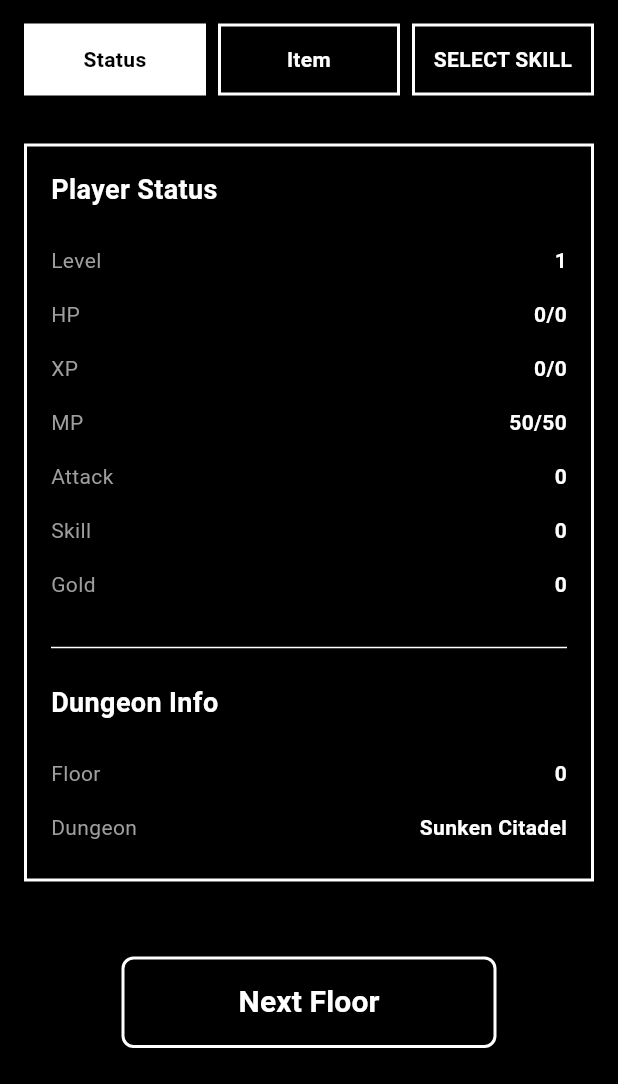
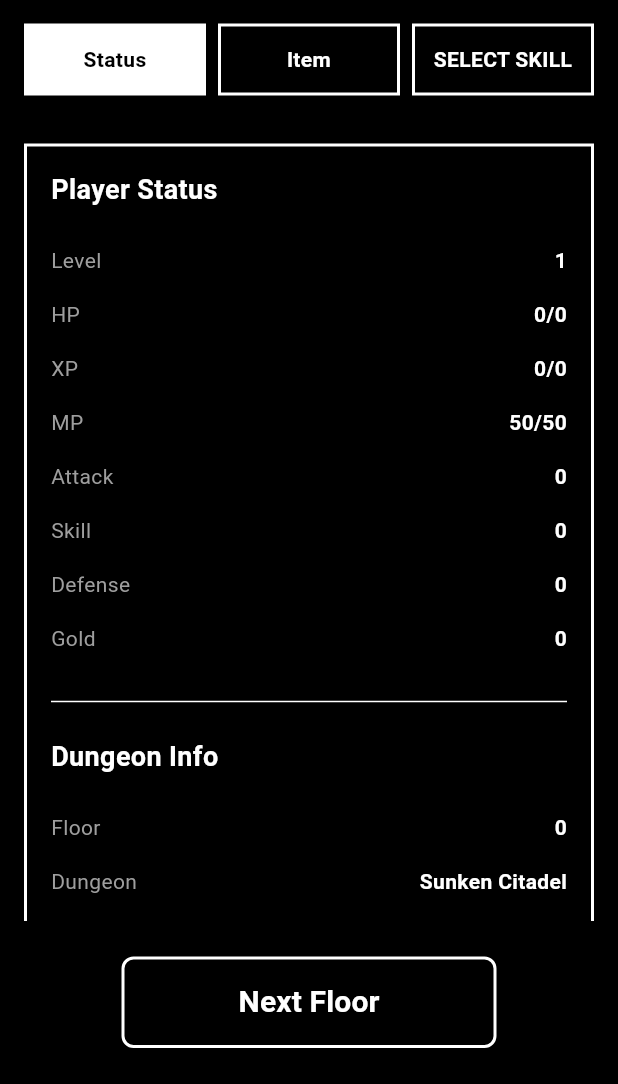
Before and after one commit to Samestora/Penuhan, a Flutter app: the RestingScreen screen opened directly with empty values, on a phone screen of 412 x 824 dp, the part 152-1236 px from its top. Run offline on Flutter 3.47's test engine with Material 3 defaults, Android fonts, the phone set to English and light mode, and no system bars; our stand-ins replace file_picker, hive, hive_flutter, package_info_plus; missing offline and left inert: flame, flutter_soloud; accounts and stored records are empty; Roboto replaces fonts that are missing (Unifont).

Commit message:
Update adding defense stat on player and monster, implementing defense stat on take damage, change implementation of item stat boost, adding more variation of items, and change to one time purchase for item stat boost

```diff
--- a/lib/core/models/item.dart
+++ b/lib/core/models/item.dart
@@ -12,6 +12,7 @@ class Item {
   final int? mpRestore;
   final int? attackBoost;
   final int? skillBoost;
+  final int? defenseBoost;
 
   const Item({
     required this.id,
@@ -22,7 +23,15 @@ class Item {
     this.mpRestore,
     this.attackBoost,
     this.skillBoost,
+    this.defenseBoost,
   });
+
+  // Check if item is a stat boost (passive) item
+  bool get isPassiveBoost =>
+      attackBoost != null || skillBoost != null || defenseBoost != null;
+
+  // Check if item is a usable consumable (potion)
+  bool get isConsumable => hpRestore != null || mpRestore != null;
 
   // Get localized name
   String getLocalizedName(BuildContext context) {
@@ -38,6 +47,12 @@ class Item {
         return l10n.itemAttackScrollName;
       case 'skill_scroll':
         return l10n.itemSkillScrollName;
+      case 'defense_scroll':
+        return l10n.itemDefenseScrollName;
+      case 'grand_attack_scroll':
+        return l10n.itemGrandAttackScrollName;
+      case 'focus_scroll':
+        return l10n.itemFocusScrollName;
       default:
         return name;
     }
@@ -57,6 +72,12 @@ class Item {
         return l10n.itemAttackScrollDesc;
       case 'skill_scroll':
         return l10n.itemSkillScrollDesc;
+      case 'defense_scroll':
+        return l10n.itemDefenseScrollDesc;
+      case 'grand_attack_scroll':
+        return l10n.itemGrandAttackScrollDesc;
+      case 'focus_scroll':
+        return l10n.itemFocusScrollDesc;
       default:
         return description;
     }
@@ -103,6 +124,30 @@ class Item {
     skillBoost: 5,
   );
 
+  static const defenseScroll = Item(
+    id: 'defense_scroll',
+    name: 'Defense Scroll',
+    description: 'Permanently increases Defense by 5',
+    type: ItemType.consumable,
+    defenseBoost: 5,
+  );
+
+  static const grandAttackScroll = Item(
+    id: 'grand_attack_scroll',
+    name: 'Blade Manual',
+    description: 'Permanently increases Attack by 10',
+    type: ItemType.consumable,
+    attackBoost: 10,
+  );
+
+  static const focusScroll = Item(
+    id: 'focus_scroll',
+    name: 'Focus Scroll',
+    description: 'Permanently increases Skill by 8',
+    type: ItemType.consumable,
+    skillBoost: 8,
+  );
+
   // List of all items for lookup
   static const allItems = [
     healthPotion,
@@ -110,6 +155,9 @@ class Item {
     mpPotion,
     attackScroll,
     skillScroll,
+    defenseScroll,
+    grandAttackScroll,
+    focusScroll,
   ];
 }
 
@@ -126,6 +174,9 @@ class ShopItem {
     ShopItem(item: Item.mpPotion, price: 40),
     ShopItem(item: Item.attackScroll, price: 100),
     ShopItem(item: Item.skillScroll, price: 100),
+    ShopItem(item: Item.defenseScroll, price: 120),
+    ShopItem(item: Item.grandAttackScroll, price: 200),
+    ShopItem(item: Item.focusScroll, price: 180),
   ];
 }
 
--- a/lib/features/app/screens/floor_selection_screen.dart
+++ b/lib/features/app/screens/floor_selection_screen.dart
@@ -299,6 +299,7 @@ class _FloorSelectionScreenState extends State<FloorSelectionScreen> {
           _buildStatRow('MP', '${_progress.playerMp}/${_progress.playerMaxMp}'),
           _buildStatRow(l10n.restingAttack, '${_progress.playerAttack}'),
           _buildStatRow(l10n.restingSkill, '${_progress.playerSkill}'),
+          _buildStatRow(l10n.floorDefense, '${_progress.playerDefense}'),
           _buildStatRow(l10n.restingGold, '${_progress.gold}'),
           const SizedBox(height: 8),
           _buildStatRow(l10n.restingFloor, '${_progress.currentFloor}'),
@@ -375,8 +376,8 @@ class _FloorSelectionScreenState extends State<FloorSelectionScreen> {
                         ),
                       ),
                       const SizedBox(width: 12),
-                      // Use button (only for potions)
-                      if (item.type == ItemType.potion)
+                      // Use button (only for consumable items - potions)
+                      if (item.isConsumable)
                         SizedBox(
                           width: 60,
                           height: 32,
--- a/lib/features/app/screens/main_menu.dart
+++ b/lib/features/app/screens/main_menu.dart
@@ -217,7 +217,9 @@ class __EmbarkContentState extends State<_EmbarkContent> {
                   playerMaxMp: 50,
                   playerAttack: 10,
                   playerSkill: 10,
+                  playerDefense: 5,
                   gold: 0,
+                  purchasedBoostItemIds: const [],
                 );
 
                 Navigator.of(context).push(
--- a/lib/features/app/screens/resting_screen.dart
+++ b/lib/features/app/screens/resting_screen.dart
@@ -249,6 +249,10 @@ class _RestingScreenState extends State<RestingScreen> {
               '${_progress.playerSkill}',
             ),
             _buildStatRow(
+              AppLocalizations.of(context)!.restingDefense,
+              '${_progress.playerDefense}',
+            ),
+            _buildStatRow(
               AppLocalizations.of(context)!.restingGold,
               '${_progress.gold}',
             ),
@@ -399,7 +403,8 @@ class _RestingScreenState extends State<RestingScreen> {
                 ),
               ),
             ),
-            trailing: ElevatedButton(
+            trailing: item.isConsumable
+                ? ElevatedButton(
                     onPressed: () => _useItem(item.id),
                     style: ElevatedButton.styleFrom(
                       backgroundColor: Colors.white,
@@ -420,7 +425,8 @@ class _RestingScreenState extends State<RestingScreen> {
                         fontWeight: FontWeight.bold,
                       ),
                     ),
-            ),
+                  )
+                : null,
           ),
         );
       },
--- a/lib/features/battle/models/battle_character.dart
+++ b/lib/features/battle/models/battle_character.dart
@@ -8,6 +8,7 @@ class BattleCharacter {
   int maxMp;
   int attack;
   int skill;
+  int defense;
 
   BattleCharacter({
     required this.name,
@@ -19,6 +20,7 @@ class BattleCharacter {
     required this.maxMp,
     required this.attack,
     required this.skill,
+    required this.defense,
   });
 
   bool get isAlive => currentHp > 0;
@@ -27,8 +29,17 @@ class BattleCharacter {
   double get xpPercentage => currentXp / maxXp;
   double get mpPercentage => maxMp == 0 ? 0 : currentMp / maxMp;
 
+  // Calculate actual damage after defense reduction
+  // Formula: damage = rawDamage * (100 / (100 + defense))
+  int calculateDamageReduction(int rawDamage) {
+    final damageMultiplier = 100 / (100 + defense);
+    final actualDamage = (rawDamage * damageMultiplier).round();
+    return actualDamage.clamp(1, rawDamage); // Minimum 1 damage
+  }
+
   void takeDamage(int damage) {
-    currentHp = (currentHp - damage).clamp(0, maxHp);
+    final actualDamage = calculateDamageReduction(damage);
+    currentHp = (currentHp - actualDamage).clamp(0, maxHp);
   }
 
   void heal(int amount) {
--- a/lib/features/battle/models/monster.dart
+++ b/lib/features/battle/models/monster.dart
@@ -6,6 +6,7 @@ class Monster {
   final int maxHp;
   final int attack;
   final int skillStat;
+  final int defense;
   final List<Skill> skills;
 
   const Monster({
@@ -14,6 +15,7 @@ class Monster {
     required this.maxHp,
     required this.attack,
     required this.skillStat,
+    required this.defense,
     required this.skills,
   });
 }
--- a/lib/features/battle/models/monster_registry.dart
+++ b/lib/features/battle/models/monster_registry.dart
@@ -9,6 +9,7 @@ class MonsterRegistry {
     maxHp: 100,
     attack: 8,
     skillStat: 5,
+    defense: 3,
     skills: [Skill.quickStrike, Skill.fireball],
   );
 
@@ -18,6 +19,7 @@ class MonsterRegistry {
     maxHp: 150,
     attack: 12,
     skillStat: 10,
+    defense: 5,
     skills: [Skill.quickStrike, Skill.iceSpear],
   );
 
@@ -27,6 +29,7 @@ class MonsterRegistry {
     maxHp: 200,
     attack: 18,
     skillStat: 15,
+    defense: 8,
     skills: [Skill.fireball, Skill.thunderStrike],
   );
 
--- a/lib/l10n/app_en.arb
+++ b/lib/l10n/app_en.arb
@@ -214,6 +214,8 @@
     },
     "shopBuy": "BUY",
     "shopNotEnoughGold": "NOT ENOUGH GOLD",
+    "shopOwnedLabel": "OWNED",
+    "shopAlreadyOwned": "You already own this upgrade!",
     "shopNextFloor": "Next Floor",
     "shopPrice": "{price}G",
     "@shopPrice": {
@@ -229,6 +231,12 @@
     "itemAttackScrollDesc": "Permanently increases Attack by 5",
     "itemSkillScrollName": "Skill Scroll",
     "itemSkillScrollDesc": "Permanently increases Skill by 5",
+    "itemDefenseScrollName": "Defense Scroll",
+    "itemDefenseScrollDesc": "Permanently increases Defense by 5",
+    "itemGrandAttackScrollName": "Blade Manual",
+    "itemGrandAttackScrollDesc": "Permanently increases Attack by 10",
+    "itemFocusScrollName": "Focus Scroll",
+    "itemFocusScrollDesc": "Permanently increases Skill by 8",
     "itemMpPotionName": "MP Potion",
     "itemMpPotionDesc": "Restores 50 MP",
     "battlePlayerRestoresMp": "{playerName} restores {amount} MP!",
@@ -255,6 +263,9 @@
     "statUpgradeMaxMp": "Max MP",
     "statUpgradeAttack": "Attack",
     "statUpgradeSkill": "Skill",
+    "statUpgradeDefense": "Defense",
     "statUpgradeConfirm": "Confirm",
-    "statUpgradeAllocateAll": "You must allocate all points before continuing"
+    "statUpgradeAllocateAll": "You must allocate all points before continuing",
+    "restingDefense": "Defense",
+    "floorDefense": "Defense"
 }
```
Also changed, not shown: lib/core/models/game_progress.dart (+52 -13 lines), lib/features/app/screens/shop_screen.dart (+59 -4 lines), lib/features/app/screens/stat_upgrade_screen.dart (+20 -0 lines), lib/features/battle/screens/battle_screen.dart (+18 -14 lines), lib/l10n/app_id.arb (+12 -1 lines), lib/l10n/generated/app_localizations.dart, lib/l10n/generated/app_localizations_en.dart, lib/l10n/generated/app_localizations_id.dart, 1 other file. Lines whose indentation alone changed are shown as unchanged.
